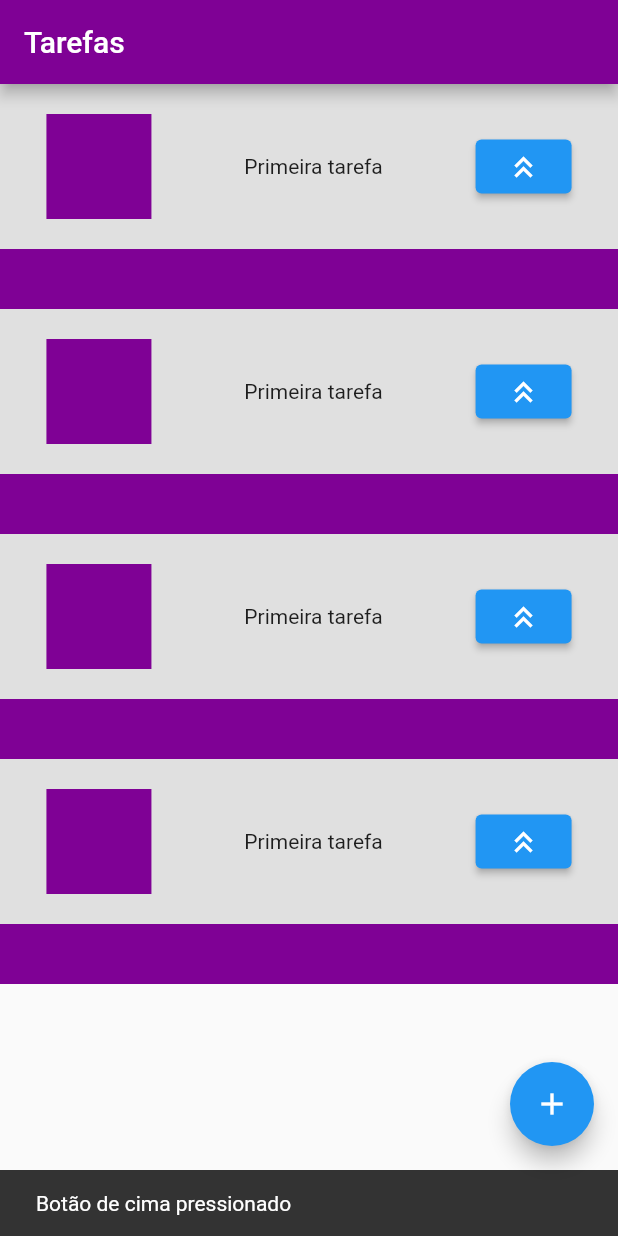
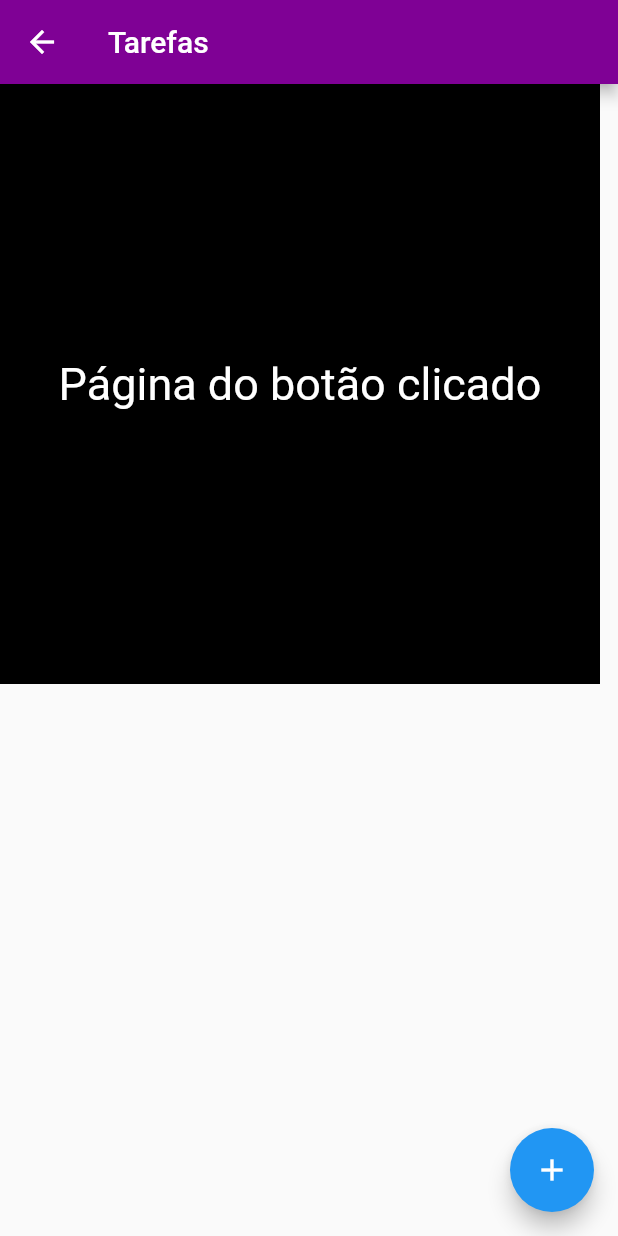
Before and after one commit to AdryelJr/Aplicativo-conceito-flutter, a Flutter app: the screen it shows after launch, after a tap on the "keyboard double arrow up" icon, on a phone screen of 412 x 824 dp. Run offline on Flutter 3.47's test engine with Material 2 defaults, Android fonts, the phone set to English and light mode, and no system bars.

Commit message:
Update code

```diff
--- /dev/null
+++ b/lib/botao1.dart
@@ -0,0 +1,43 @@
+
+import 'package:flutter/cupertino.dart';
+import 'package:flutter/material.dart';
+
+void main(List<String> args) {
+  runApp(botao1());
+}
+
+class botao1 extends StatelessWidget {
+  const botao1 ({Key? key}) : super(key: key);
+
+  @override
+  Widget build(BuildContext context) {
+    return Scaffold(
+      appBar: AppBar(
+        title: Text('Tarefas'),
+        backgroundColor: Color.fromARGB(255, 127, 1, 149),
+      ),
+      body: Column(
+        children: [
+         Container(
+          width: 400,
+          height: 400,
+          color: Colors.black,
+          child: Row(
+              mainAxisAlignment: MainAxisAlignment.center,
+            children:[
+              Text(
+                "Página do botão clicado",
+                style: TextStyle(fontSize:30, color: Colors.white)
+              ),
+            ],
+          ),
+         ),
+        ],
+      ),
+      floatingActionButton: FloatingActionButton(
+        child: Icon(Icons.add),
+        onPressed: () {},
+      ),
+    );
+  }
+}
--- a/lib/main.dart
+++ b/lib/main.dart
@@ -1,4 +1,6 @@
 import 'package:flutter/material.dart';
+
+import 'botao1.dart';
 
 void main() {
   runApp(MaterialApp(
@@ -17,10 +19,7 @@ class HomePage extends StatelessWidget {
         backgroundColor: Color.fromARGB(255, 127, 1, 149),
       ),
       body: Column(
-        children: [
-          Cards(),
-          Cards(),
-          Cards(),
+        children: const [
           Cards()
         ],
       ),
@@ -29,7 +28,7 @@ class HomePage extends StatelessWidget {
         onPressed: () {
           print('Botão página principal');
           ScaffoldMessenger.of(context).showSnackBar(
-            SnackBar(content:Text("Botão de soma pressionado"))
+            SnackBar(content: Text("Botão de soma pressionado")),
           );
         },
       ),
@@ -51,21 +50,31 @@ class Cards extends StatelessWidget {
         ),
         Container(
           height: 110,
-            width: 1000,
+          width: 400,
           color: Color.fromARGB(255, 224, 224, 224),
           child: Row(
             mainAxisAlignment: MainAxisAlignment.spaceAround,
             children: [
-                Container(height: 70,width: 70, color: Color.fromARGB(255, 127, 1, 149),),
+              Container(
+                height: 70,
+                width: 70,
+                color: Color.fromARGB(255, 127, 1, 149),
+              ),
               Text("Primeira tarefa"),
-                ElevatedButton(onPressed:(){
-                  ScaffoldMessenger.of(context).showSnackBar(
-                    SnackBar(content:Text("Botão de cima pressionado"))
+              ElevatedButton(
+                onPressed: () {
+                  Navigator.push(
+                    context,
+                    MaterialPageRoute(builder: (BuildContext context) {
+                      return botao1(); // Você pode retornar uma nova tela aqui
+                    }),
                   );
-                },child: Icon(Icons.keyboard_double_arrow_up),)
-              ]
+                },
+                child: Icon(Icons.keyboard_double_arrow_up),
               ),
-          )
+            ],
+          ),
+        ),
       ],
     );
   }
```
Lines whose indentation alone changed are shown as unchanged.
